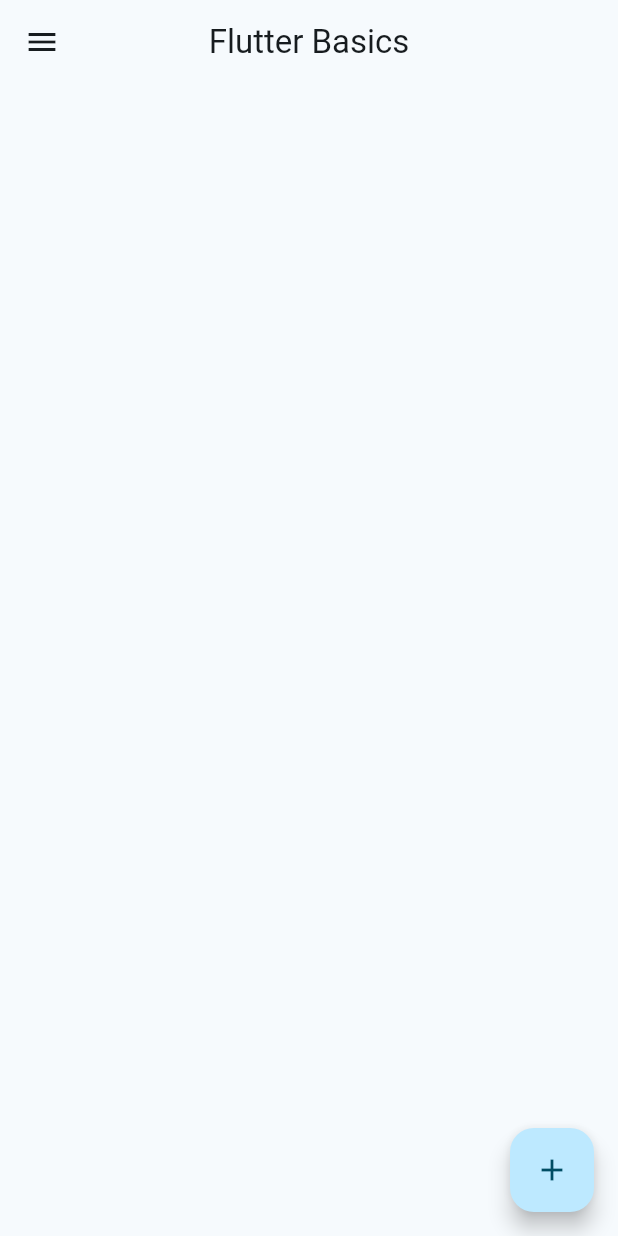
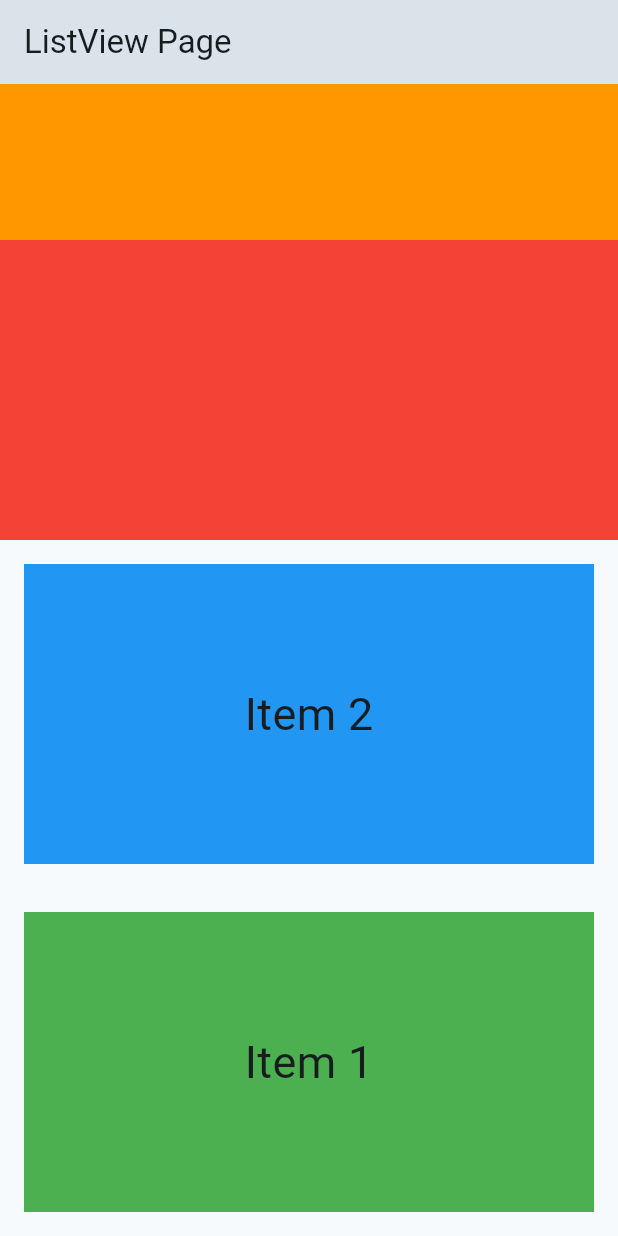
Before and after one commit to ravenpdev/flutter_basics, a Flutter app: the screen it shows after launch, on a phone screen of 412 x 824 dp. Run offline on Flutter 3.47's test engine with Material 2 defaults, Android fonts, the phone set to English and light mode, and no system bars.

Commit message:
Basics of ListView

```diff
--- /dev/null
+++ b/lib/listviews/list_view.dart
@@ -0,0 +1,94 @@
+import 'package:flutter/material.dart';
+
+class Course {
+  final String name;
+  final int tutorialCount;
+
+  const Course({
+    required this.name,
+    required this.tutorialCount,
+  });
+}
+
+const List<Course> courses = [
+  Course(name: "C Fundamentals", tutorialCount: 10),
+  Course(name: "Decision Making", tutorialCount: 30),
+  Course(name: "Loops", tutorialCount: 40),
+  Course(name: "Arrays", tutorialCount: 30),
+  Course(name: "Strings", tutorialCount: 20),
+];
+
+class ListViewPage extends StatelessWidget {
+  const ListViewPage({super.key});
+
+  @override
+  Widget build(BuildContext context) {
+    return Scaffold(
+      appBar: AppBar(
+        title: const Text('ListView Page'),
+      ),
+      body: ListView(
+        reverse: true,
+        // itemExtent: 300,
+        // prototypeItem: const SizedBox(
+        //   height: 250,
+        // ),
+        // primary: true,
+        physics: const BouncingScrollPhysics(),
+        children: [
+          Container(
+            alignment: Alignment.center,
+            margin: const EdgeInsets.all(16),
+            height: 200,
+            color: Colors.green,
+            child: const Text(
+              'Item 1',
+              style: TextStyle(fontSize: 30),
+            ),
+          ),
+          Container(
+            alignment: Alignment.center,
+            margin: const EdgeInsets.all(16),
+            height: 200,
+            color: Colors.blue,
+            child: const Text(
+              'Item 2',
+              style: TextStyle(fontSize: 30),
+            ),
+          ),
+          Container(
+            height: 200,
+            color: Colors.red,
+          ),
+          Container(
+            height: 200,
+            color: Colors.orange,
+          ),
+          Container(
+            height: 200,
+            color: Colors.purple,
+          ),
+          Container(
+            height: 200,
+            color: Colors.cyan,
+          ),
+        ],
+      ),
+
+      // body: SizedBox(
+      //   height: 100,
+      //   child: ListView(
+      //     scrollDirection: Axis.horizontal,
+      //     children: [
+      //       Container(width: 50, color: Colors.green),
+      //       Container(width: 50, color: Colors.blue),
+      //       Container(width: 50, color: Colors.red),
+      //       Container(width: 50, color: Colors.orange),
+      //       Container(width: 50, color: Colors.purple),
+      //       Container(width: 50, color: Colors.cyan),
+      //     ],
+      //   ),
+      // ),
+    );
+  }
+}
--- a/lib/main.dart
+++ b/lib/main.dart
@@ -1,4 +1,5 @@
 import 'package:flutter/material.dart';
+import 'package:flutter_basics/listviews/list_view.dart';
 
 void main() {
   runApp(const MyApp());
@@ -17,37 +18,7 @@ class MyApp extends StatelessWidget {
         colorScheme: ColorScheme.fromSeed(seedColor: Colors.blueGrey),
         useMaterial3: true,
       ),
-      home: Scaffold(
-        appBar: AppBar(
-          title: const Text('Flutter Basics'),
-          centerTitle: true,
-        ),
-        body: Container(),
-        floatingActionButton: FloatingActionButton(
-          onPressed: () {},
-          child: const Icon(Icons.add),
-        ),
-        drawer: Drawer(
-          child: ListView(
-            padding: EdgeInsets.zero,
-            children: [
-              const DrawerHeader(
-                child: Text(
-                  'Drawer Header',
-                ),
-              ),
-              ListTile(
-                title: const Text('Item 1'),
-                onTap: () {},
-              ),
-              ListTile(
-                title: const Text('Item 2'),
-                onTap: () {},
-              )
-            ],
-          ),
-        ),
-      ),
+      home: const ListViewPage(),
     );
   }
 }
```
Also changed, not shown: 1 other file.
